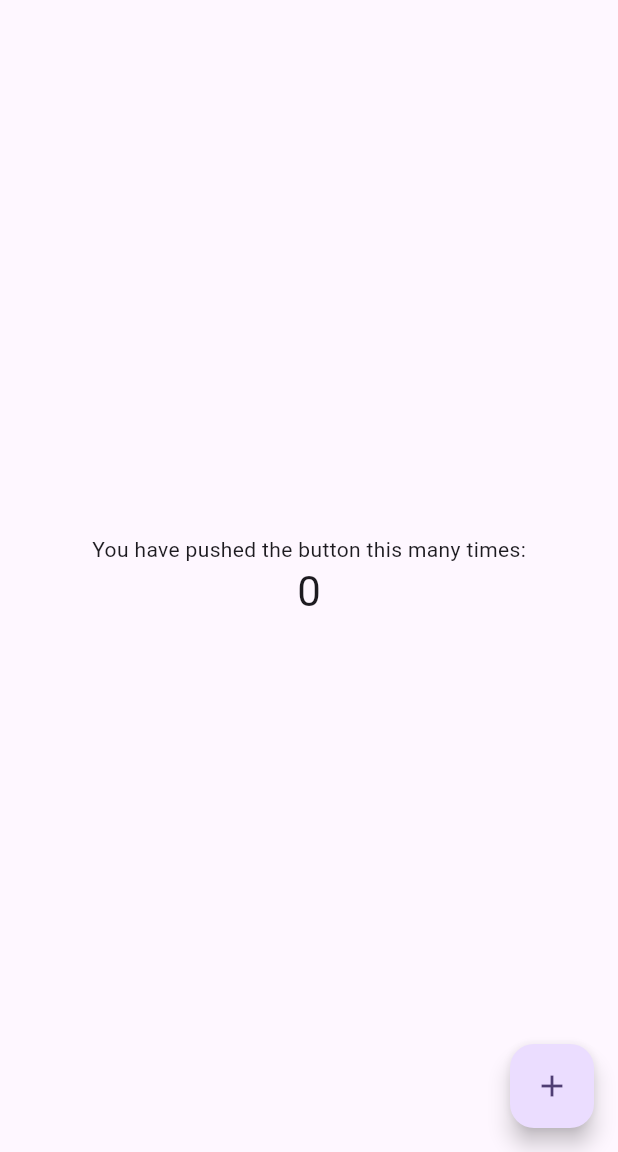
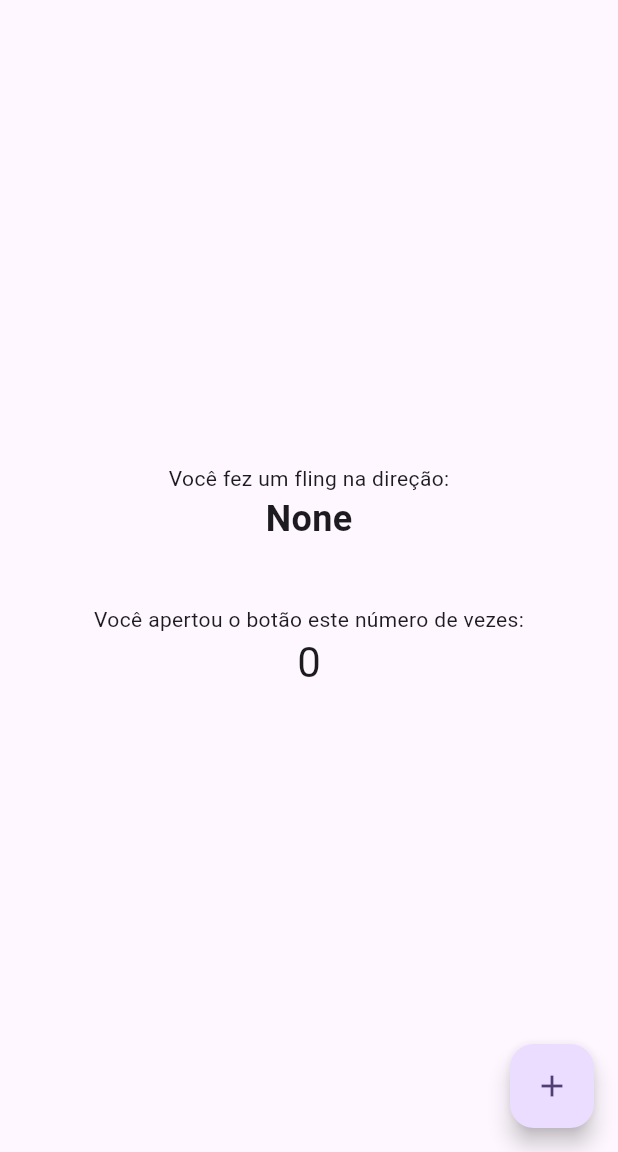
Before and after one commit to bitmattz/the-reel-deal, a Flutter app: the screen it shows after launch, on a phone screen of 412 x 824 dp, the part 84-1236 px from its top. Run offline on Flutter 3.47's test engine with Material 3 defaults, Android fonts, the phone set to English and light mode, and no system bars.

Commit message:
swipe detection function

```diff
--- /dev/null
+++ b/devtools_options.yaml
@@ -0,0 +1,3 @@
+description: This file stores settings for Dart & Flutter DevTools.
+documentation: https://docs.flutter.dev/tools/devtools/extensions#configure-extension-enablement-states
+extensions:
--- a/lib/main.dart
+++ b/lib/main.dart
@@ -55,6 +55,7 @@ class MyHomePage extends StatefulWidget {
 
 class _MyHomePageState extends State<MyHomePage> {
   int _counter = 0;
+  String _flingDirection = 'None';
 
   void _incrementCounter() {
     setState(() {
@@ -67,44 +68,45 @@ class _MyHomePageState extends State<MyHomePage> {
     });
   }
 
+  void _handleFling(DragEndDetails details) {
+    final velocity = details.velocity.pixelsPerSecond; // Catch de velocity of the action on screen
+
+    String direction = 'None';
+
+    if (velocity.dx > 500) {
+      direction = 'Right';
+    } else if (velocity.dx < -500) {
+      direction = 'Left';
+    } else if (velocity.dy > 500) {
+      direction = 'Down';
+    } else if (velocity.dy < -500) {
+      direction = 'Up';
+    }
+
+    setState(() {
+      _flingDirection = direction;
+    });
+  }
   @override
-  Widget build(BuildContext context) {
-    // This method is rerun every time setState is called, for instance as done
-    // by the _incrementCounter method above.
-    //
-    // The Flutter framework has been optimized to make rerunning build methods
-    // fast, so that you can just rebuild anything that needs updating rather
-    // than having to individually change instances of widgets.
-    return Scaffold(
+Widget build(BuildContext context) {
+  return GestureDetector(
+    onPanEnd: _handleFling, // Captura o fling em toda a tela
+    child: Scaffold(
       appBar: AppBar(
-        // TRY THIS: Try changing the color here to a specific color (to
-        // Colors.amber, perhaps?) and trigger a hot reload to see the AppBar
-        // change color while the other colors stay the same.
         backgroundColor: Theme.of(context).colorScheme.inversePrimary,
-        // Here we take the value from the MyHomePage object that was created by
-        // the App.build method, and use it to set our appbar title.
         title: Text(widget.title),
       ),
       body: Center(
-        // Center is a layout widget. It takes a single child and positions it
-        // in the middle of the parent.
         child: Column(
-          // Column is also a layout widget. It takes a list of children and
-          // arranges them vertically. By default, it sizes itself to fit its
-          // children horizontally, and tries to be as tall as its parent.
-          //
-          // Column has various properties to control how it sizes itself and
-          // how it positions its children. Here we use mainAxisAlignment to
-          // center the children vertically; the main axis here is the vertical
-          // axis because Columns are vertical (the cross axis would be
-          // horizontal).
-          //
-          // TRY THIS: Invoke "debug painting" (choose the "Toggle Debug Paint"
-          // action in the IDE, or press "p" in the console), to see the
-          // wireframe for each widget.
           mainAxisAlignment: MainAxisAlignment.center,
           children: <Widget>[
-            const Text('You have pushed the button this many times:'),
+            const Text('Você fez um fling na direção:'),
+            Text(
+              _flingDirection,
+              style: const TextStyle(fontSize: 24, fontWeight: FontWeight.bold),
+            ),
+            const SizedBox(height: 40),
+            const Text('Você apertou o botão este número de vezes:'),
             Text(
               '$_counter',
               style: Theme.of(context).textTheme.headlineMedium,
@@ -116,7 +118,9 @@ class _MyHomePageState extends State<MyHomePage> {
         onPressed: _incrementCounter,
         tooltip: 'Increment',
         child: const Icon(Icons.add),
-      ), // This trailing comma makes auto-formatting nicer for build methods.
-    );
-  }
+      ),
+    ),
+  );
 }
+
+}
```
